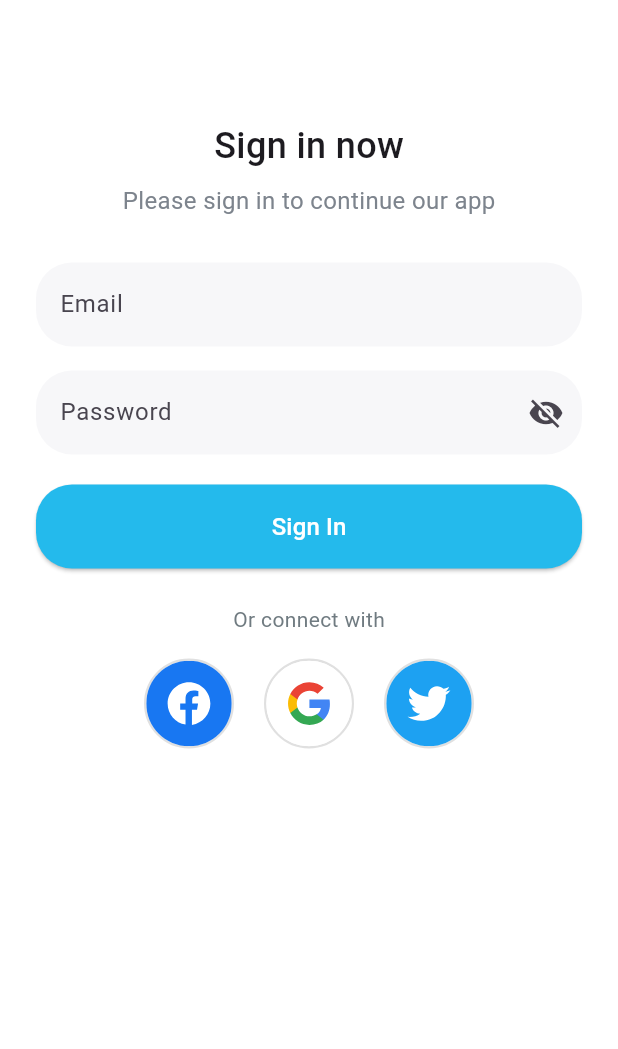
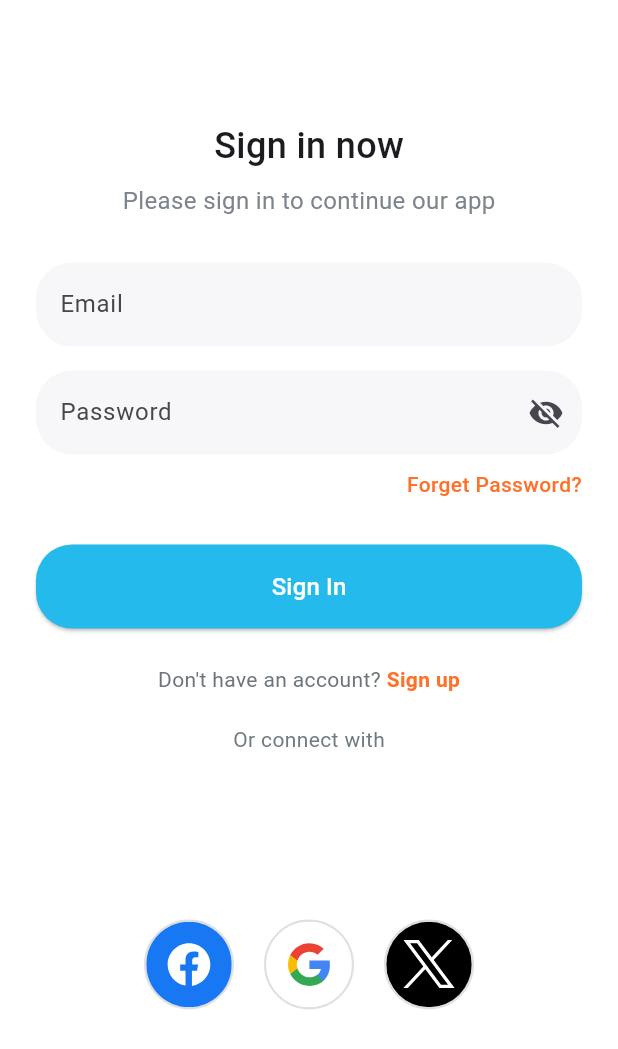
Before and after one commit to ProudNguyen9/travel_app_flutter, a Flutter app: the screen it shows after launch, on a phone screen of 412 x 824 dp. Shown: the top 1049 px of the screen. Run offline on Flutter 3.47's test engine with Material 3 defaults, Android fonts, the phone set to English and light mode, and no system bars; our stand-ins replace animate_do, flutter_svg, google_fonts, google_sign_in, pin_code_fields, supabase_flutter and 2 more; missing offline and left inert: shape_of_view_null_safe; accounts and stored records are empty.

Commit message:
login with facebook and X

```diff
--- a/lib/pages/Login/login_screen.dart
+++ b/lib/pages/Login/login_screen.dart
@@ -107,7 +107,22 @@ class _LoginScreenState extends State<LoginScreen> {
                     ),
                   ),
                 ),
-                const SizedBox(height: 20),
+                const SizedBox(
+                  height: 10,
+                ),
+                const Align(
+                  alignment: Alignment.centerRight,
+                  child: Text(
+                    "Forget Password?",
+                    textAlign: TextAlign.right,
+                    style: TextStyle(
+                      fontSize: 14, // tương đương 14.sp
+                      fontWeight: FontWeight.w500,
+                      color: Color(0xFFFF7029),
+                    ),
+                  ),
+                ),
+                const SizedBox(height: 30),
                 SizedBox(
                   width: double.infinity,
                   height: 56,
@@ -128,13 +143,73 @@ class _LoginScreenState extends State<LoginScreen> {
                   ),
                 ),
                 const SizedBox(height: 24),
-                const Text("Or connect with",
-                    style: TextStyle(color: Color(0xFF707B81))),
-                const SizedBox(height: 16),
                 Row(
                   mainAxisAlignment: MainAxisAlignment.center,
                   children: [
-                    SocialIcon(path: "assets/icons/facebook.svg", ontap: () {}),
+                    const Text(
+                      "Don't have an account? ",
+                      style: TextStyle(
+                        fontSize: 14,
+                        color: Color(0xFF6C757D),
+                      ),
+                    ),
+                    GestureDetector(
+                      onTap: () {
+                        // chuyển sang màn hình Sign up
+                        Navigator.pushNamed(context, '/signup');
+                      },
+                      child: const Text(
+                        "Sign up",
+                        style: TextStyle(
+                          fontSize: 14,
+                          fontWeight: FontWeight.bold,
+                          color: Color(0xFFFF7029),
+                        ),
+                      ),
+                    ),
+                  ],
+                ),
+                const SizedBox(
+                  height: 20,
+                ),
+                const Text("Or connect with",
+                    style: TextStyle(color: Color(0xFF707B81))),
+                const SizedBox(height: 110),
+                Row(
+                  mainAxisAlignment: MainAxisAlignment.center,
+                  children: [
+                    SocialIcon(
+                      path: "assets/icons/facebook.svg",
+                      ontap: () async {
+                        try {
+                          await Supabase.instance.client.auth.signInWithOAuth(
+                            OAuthProvider.facebook,
+                            redirectTo: 'travelapp://login-callback',
+                            authScreenLaunchMode:
+                                LaunchMode.externalApplication,
+                          );
+
+                          //  get secsion
+                          final session =
+                              Supabase.instance.client.auth.currentSession;
+
+                          if (session != null) {
+                            //  go to page welcaom
+                            Navigator.pushReplacement(
+                              context,
+                              MaterialPageRoute(
+                                  builder: (context) => const WelcomePage()),
+                            );
+                          }
+                        } catch (e) {
+                          debugPrint("Facebook login error: $e");
+                          ScaffoldMessenger.of(context).showSnackBar(
+                            SnackBar(
+                                content: Text("Lỗi đăng nhập Facebook: $e")),
+                          );
+                        }
+                      },
+                    ),
                     const SizedBox(width: 20),
                     SocialIcon(
                         path: "assets/icons/google.svg",
@@ -159,8 +234,37 @@ class _LoginScreenState extends State<LoginScreen> {
                         }),
                     const SizedBox(width: 20),
                     SocialIcon(
-                      path: "assets/icons/twitter.svg",
-                      ontap: () {},
+                      path: "assets/icons/X.svg",
+                      ontap: () async {
+                        try {
+                          await Supabase.instance.client.auth.signInWithOAuth(
+                            OAuthProvider.twitter,
+                            redirectTo:
+                                'travelapp://login-callback',
+                            authScreenLaunchMode:
+                                LaunchMode.externalApplication,
+                          );
+
+                          // Lấy session
+                          final session =
+                              Supabase.instance.client.auth.currentSession;
+
+                          if (session != null) {
+                            // Điều hướng sang màn hình Welcome
+                            Navigator.pushReplacement(
+                              context,
+                              MaterialPageRoute(
+                                  builder: (context) => const WelcomePage()),
+                            );
+                          }
+                        } catch (e) {
+                          debugPrint("Twitter login error: $e");
+                          ScaffoldMessenger.of(context).showSnackBar(
+                            SnackBar(
+                                content: Text("Lỗi đăng nhập Twitter: $e")),
+                          );
+                        }
+                      },
                     ),
                   ],
                 ),
--- a/pubspec.yaml
+++ b/pubspec.yaml
@@ -23,6 +23,7 @@ dependencies:
   supabase_flutter: ^2.10.2
   provider: ^6.1.5+1
   google_sign_in: ^7.2.0
+  flutter_facebook_auth: ^7.0.1
 
 dev_dependencies:
   flutter_test:
```
Also changed, not shown: assets/icons/X.svg (added), pubspec.lock, 1 other file.
